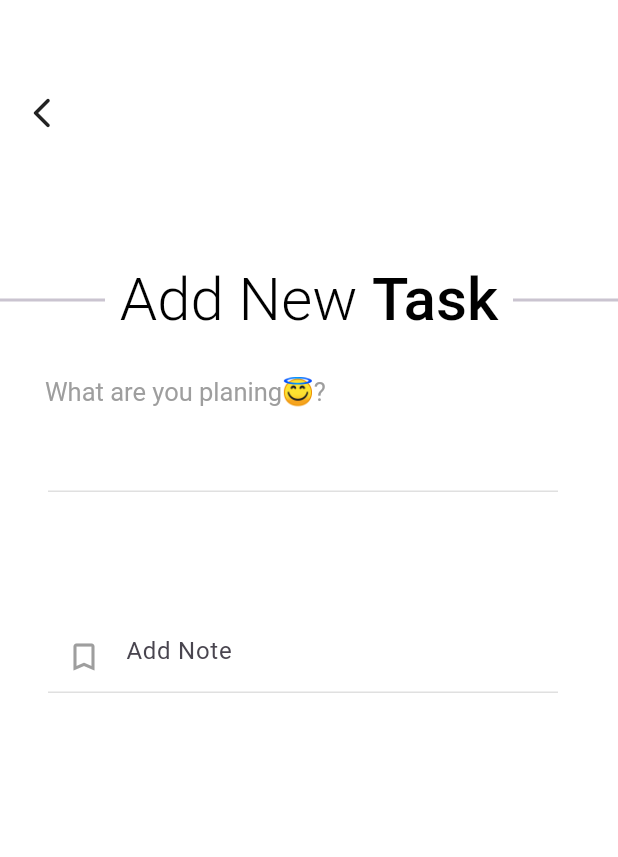
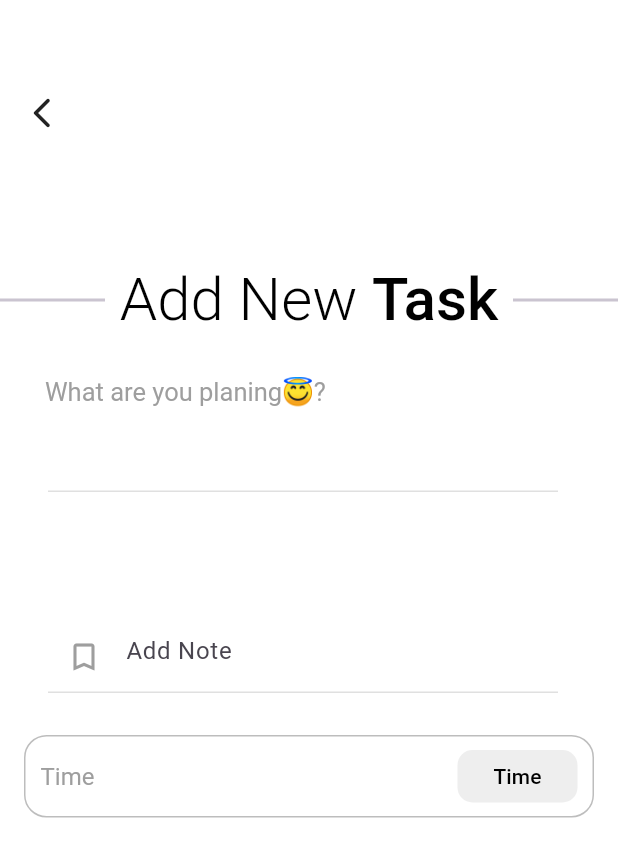
Before and after one commit to Amal-AM4/Todo-Hive, a Flutter app: the TaskView screen opened directly, on a phone screen of 412 x 824 dp. Shown: the top 857 px of the screen. Run offline on Flutter 3.47's test engine with Material 3 defaults, Android fonts, the phone set to English and light mode, and no system bars; our stand-ins replace animate_do, flutter_datetime_picker, flutter_slider_drawer, hive, lottie; accounts and stored records are empty.

Commit message:
TIme picker widget

```diff
--- /dev/null
+++ b/lib/views/tasks/components/rep_textfield.dart
@@ -0,0 +1,48 @@
+import 'package:flutter/material.dart';
+import 'package:todo/utils/app_str.dart';
+
+class RepTextField extends StatelessWidget {
+  const RepTextField({
+    super.key,
+    required this.controller,
+    this.isForDescription = false,
+  });
+
+  final TextEditingController controller;
+  final bool isForDescription;
+
+  @override
+  Widget build(BuildContext context) {
+    return Container(
+      width: double.infinity,
+      margin: EdgeInsets.symmetric(horizontal: 16),
+      child: ListTile(
+        title: TextFormField(
+          controller: controller,
+          maxLength: !isForDescription ? 6 : null,
+          cursorHeight: 24,
+          style: TextStyle(color: Colors.black),
+          decoration: InputDecoration(
+            border: isForDescription ? InputBorder.none : null,
+            counter: Container(),
+            hintText: isForDescription ? AppStr.addNote : null,
+            prefixIcon:
+                isForDescription
+                    ? Icon(Icons.bookmark_border, color: Colors.grey)
+                    : null,
+            enabledBorder: UnderlineInputBorder(
+              borderSide: BorderSide(color: Colors.grey.shade300),
+            ),
+            focusedBorder: UnderlineInputBorder(
+              borderSide: BorderSide(color: Colors.grey.shade300),
+            ),
+          ),
+          onFieldSubmitted: (value) {},
+          // later will work on this part
+          onChanged: (value) {},
+          // later will work on this part
+        ),
+      ),
+    );
+  }
+}
--- a/lib/views/tasks/task_view.dart
+++ b/lib/views/tasks/task_view.dart
@@ -1,7 +1,11 @@
 import 'package:flutter/material.dart';
+import 'package:hive/hive.dart';
 import 'package:todo/extensions/space_exs.dart';
 import 'package:todo/utils/app_str.dart';
+import 'package:todo/views/tasks/components/rep_textfield.dart';
 import 'package:todo/views/tasks/widgets/task_view_app.dart';
+
+import 'package:flutter_datetime_picker/flutter_datetime_picker.dart';
 
 class TaskView extends StatefulWidget {
   const TaskView({super.key});
@@ -58,6 +62,59 @@ class _TaskViewState extends State<TaskView> {
                       controller: descriptionTaskController,
                       isForDescription: true,
                     ),
+                    20.h,
+
+                    GestureDetector(
+                      onTap: () {
+                        showModalBottomSheet(
+                          context: context,
+                          builder:
+                              (_) => SizedBox(
+                                height: 280,
+                                child: TimePickerWidget(),
+                              ),
+                        );
+                      },
+                      child: Container(
+                        margin: EdgeInsets.symmetric(horizontal: 16),
+                        width: double.infinity,
+                        height: 55,
+                        decoration: BoxDecoration(
+                          color: Colors.white,
+                          border: Border.all(color: Colors.grey.shade400),
+                          borderRadius: BorderRadius.circular(15),
+                        ),
+                        child: Row(
+                          mainAxisAlignment: MainAxisAlignment.spaceBetween,
+                          children: [
+                            Padding(
+                              padding: const EdgeInsets.only(left: 10),
+                              child: Text(
+                                AppStr.timeString,
+                                style: textTheme.headlineSmall,
+                              ),
+                            ),
+
+                            Container(
+                              margin: EdgeInsets.only(right: 10),
+                              width: 80,
+                              height: 35,
+                              decoration: BoxDecoration(
+                                borderRadius: BorderRadius.circular(10),
+                                color: Colors.grey.shade200,
+                              ),
+                              child: Center(
+                                // This text will show Date Time as Time
+                                child: Text(
+                                  "Time",
+                                  style: textTheme.titleSmall,
+                                ),
+                              ),
+                            ),
+                          ],
+                        ),
+                      ),
+                    ),
                   ],
                 ),
               ),
@@ -95,49 +152,3 @@ class _TaskViewState extends State<TaskView> {
     );
   }
 }
-
-class RepTextField extends StatelessWidget {
-  const RepTextField({
-    super.key,
-    required this.controller,
-    this.isForDescription = false,
-  });
-
-  final TextEditingController controller;
-  final bool isForDescription;
-
-  @override
-  Widget build(BuildContext context) {
-    return Container(
-      width: double.infinity,
-      margin: EdgeInsets.symmetric(horizontal: 16),
-      child: ListTile(
-        title: TextFormField(
-          controller: controller,
-          maxLength: !isForDescription ? 6 : null,
-          cursorHeight: 24,
-          style: TextStyle(color: Colors.black),
-          decoration: InputDecoration(
-            border: isForDescription ? InputBorder.none : null,
-            counter: Container(),
-            hintText: isForDescription ? AppStr.addNote : null,
-            prefixIcon:
-                isForDescription
-                    ? Icon(Icons.bookmark_border, color: Colors.grey)
-                    : null,
-            enabledBorder: UnderlineInputBorder(
-              borderSide: BorderSide(color: Colors.grey.shade300),
-            ),
-            focusedBorder: UnderlineInputBorder(
-              borderSide: BorderSide(color: Colors.grey.shade300),
-            ),
-          ),
-          onFieldSubmitted: (value) {},
-          // later will work on this part
-          onChanged: (value) {},
-          // later will work on this part
-        ),
-      ),
-    );
-  }
-}
```
